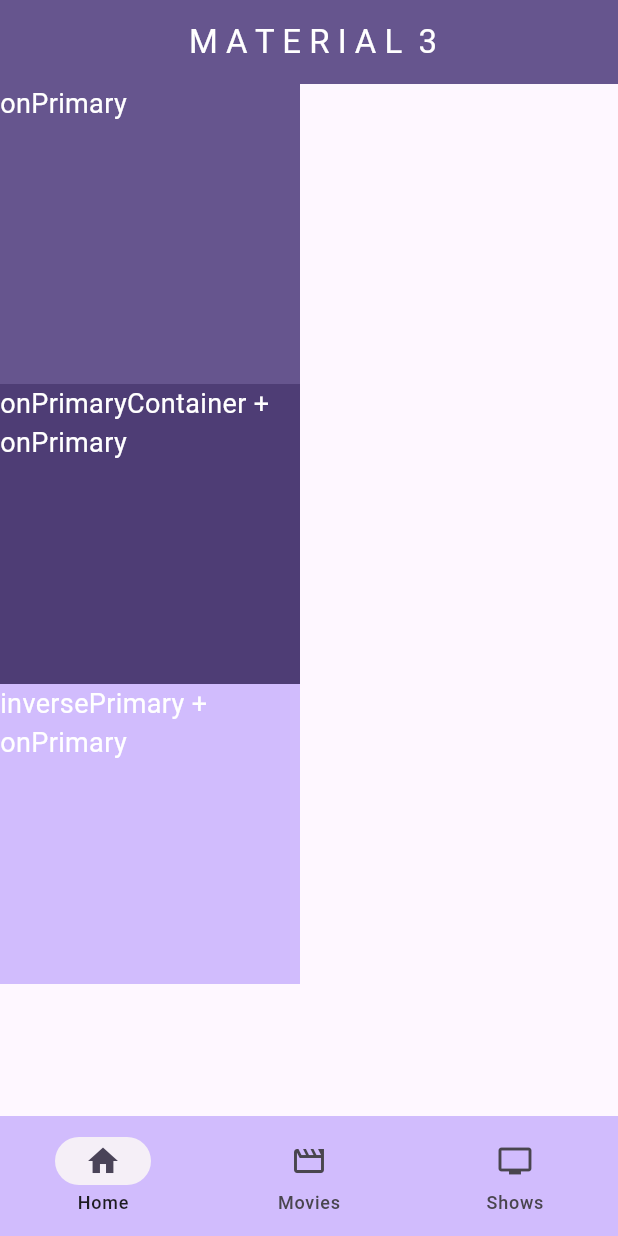
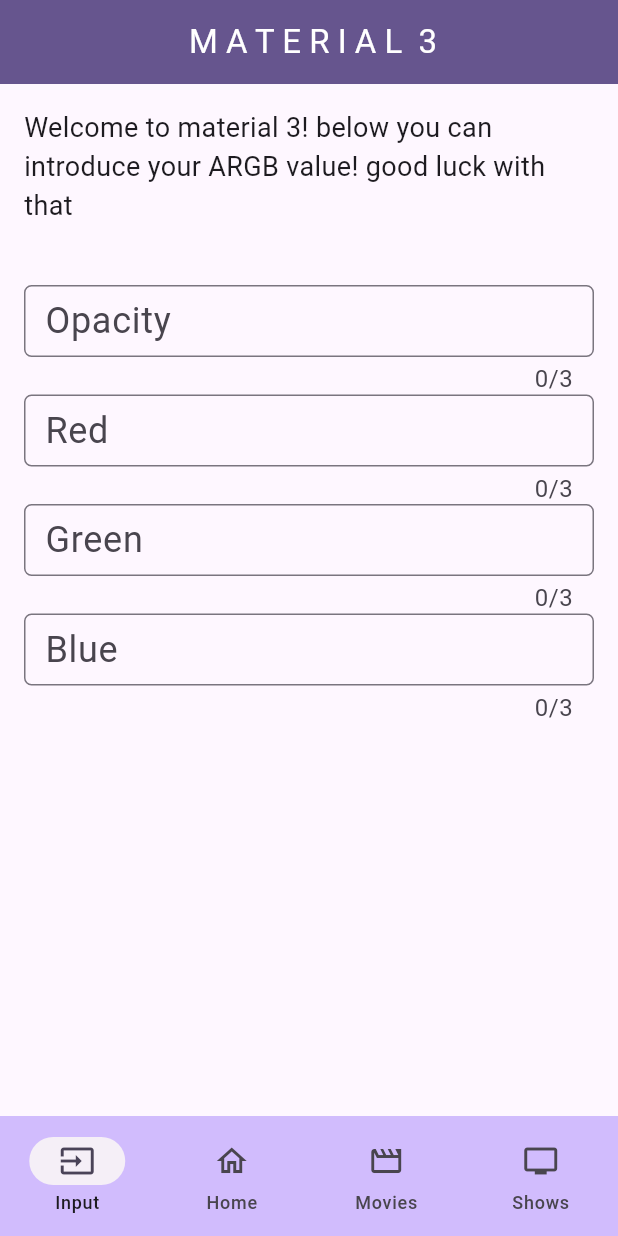
Before and after one commit to brutal-minimal/material3, a Flutter app: the screen it shows after launch, on a phone screen of 412 x 824 dp. Run offline on Flutter 3.47's test engine with Material 3 defaults, Android fonts, the light colour scheme and no system bars.

Commit message:
Added an input widget

```diff
--- /dev/null
+++ b/lib/input_widget.dart
@@ -0,0 +1,53 @@
+// input must be in a format of 255, 255, 255, 255
+
+import 'package:flutter/material.dart';
+
+class UserInputWidget extends StatefulWidget {
+  const UserInputWidget({super.key});
+
+  @override
+  State<UserInputWidget> createState() => _UserInputWidgetState();
+}
+
+class _UserInputWidgetState extends State<UserInputWidget> {
+  @override
+  Widget build(BuildContext context) {
+    return const Padding(
+      padding: EdgeInsets.all(16),
+      child: Center(
+        child: Column(
+          children: [
+            Text(
+                "Welcome to material 3! below you can introduce your ARGB value! good luck with that",
+                softWrap: true,
+                style: TextStyle(fontSize: 18)),
+            SizedBox(
+              height: 40,
+            ),
+            TextField(
+                decoration: InputDecoration(labelText: "Opacity"),
+                maxLength: 3,
+                keyboardType: TextInputType.numberWithOptions(
+                    signed: false, decimal: false)),
+            TextField(
+                decoration: InputDecoration(labelText: "Red"),
+                maxLength: 3,
+                keyboardType: TextInputType.numberWithOptions(
+                    signed: false, decimal: false)),
+            TextField(
+                decoration: InputDecoration(labelText: "Green"),
+                maxLength: 3,
+                keyboardType: TextInputType.numberWithOptions(
+                    signed: false, decimal: false)),
+            TextField(
+                autocorrect: false,
+                decoration: InputDecoration(labelText: "Blue"),
+                maxLength: 3,
+                keyboardType: TextInputType.numberWithOptions(
+                    signed: false, decimal: false)),
+          ],
+        ),
+      ),
+    );
+  }
+}
--- a/lib/main_screen_widget.dart
+++ b/lib/main_screen_widget.dart
@@ -1,4 +1,5 @@
 import 'package:flutter/material.dart';
+import 'package:material3/input_widget.dart';
 import 'package:material3/main.dart';
 import 'package:material3/main_screen_widgets/home_widget.dart';
 import 'package:material3/main_screen_widgets/movies_widget.dart';
@@ -12,7 +13,6 @@ class MainScreenWidget extends StatefulWidget {
 
 class _MainScreenWidgetState extends State<MainScreenWidget> {
   int currentPageIndex = 0;
-
   @override
   Widget build(BuildContext context) {
     return Scaffold(
@@ -20,12 +20,14 @@ class _MainScreenWidgetState extends State<MainScreenWidget> {
         title: kLogoText,
       ),
       body: const <Widget>[
+        UserInputWidget(),
         HomeWidget(),
         MoviesWidget(),
         ShowsWidget()
       ][currentPageIndex],
       bottomNavigationBar: NavigationBar(
         destinations: const <Widget>[
+          NavigationDestination(icon: Icon(Icons.input_outlined), label: "Input", selectedIcon: Icon(Icons.input)),
           NavigationDestination(icon: Icon(Icons.home_outlined), label: "Home", selectedIcon: Icon(Icons.home)),
           NavigationDestination(icon: Icon(Icons.movie_outlined), label: "Movies", selectedIcon: Icon(Icons.movie),),
           NavigationDestination(icon: Icon(Icons.tv_outlined), label: "Shows", selectedIcon: Icon(Icons.tv),),
```
